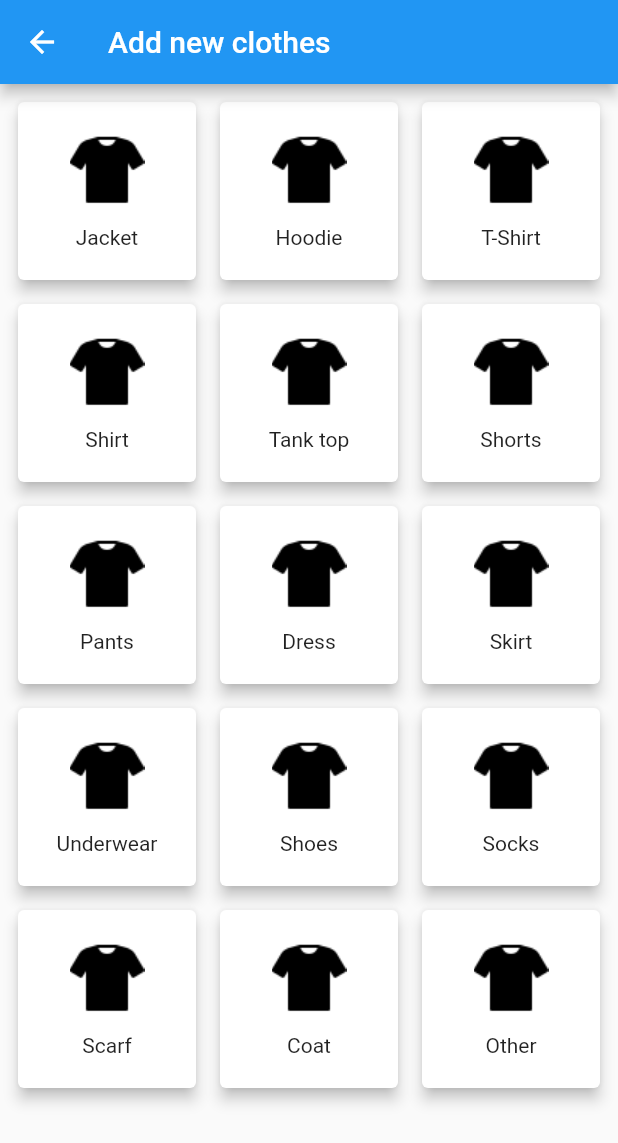
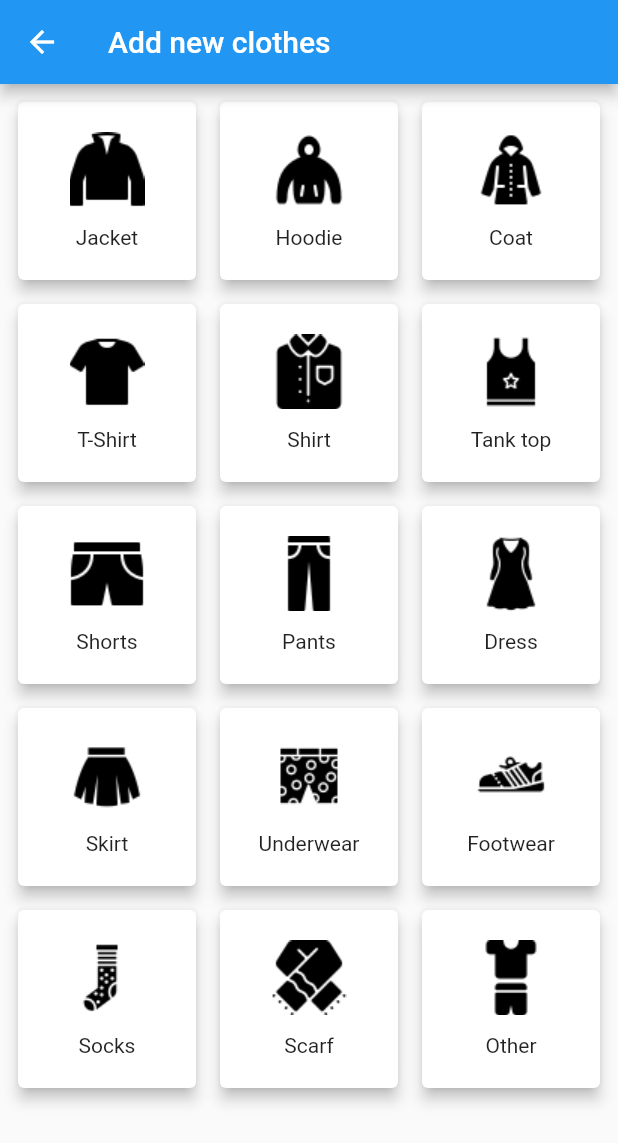
Before and after one commit to audronf/wardrobe-app, a Flutter app: the AddClothes screen opened directly, on a phone screen of 412 x 824 dp. Shown: the top 1143 px of the screen. Run offline on Flutter 3.47's test engine with Material 2 defaults, Android fonts, the phone set to English and light mode, and no system bars.

Commit message:
Updated icons for every clothes category (#3)

```diff
--- a/lib/add_clothes.dart
+++ b/lib/add_clothes.dart
@@ -1,7 +1,5 @@
 import 'package:flutter/material.dart';
-
 import 'components/clothes_category.dart';
-
 class AddClothes extends StatelessWidget {
   const AddClothes({super.key});
 
@@ -12,23 +10,23 @@ class AddClothes extends StatelessWidget {
           title: const Text('Add new clothes'),
         ),
         body: Container(
-            padding: EdgeInsets.all(8),
-            child: GridView.count(crossAxisCount: 3, mainAxisSpacing: 8, crossAxisSpacing: 8, children: <Widget>[
-              ClothesCategory(image: 'assets/ic_tshirt.png', text: 'Jacket'),
-              ClothesCategory(image: 'assets/ic_tshirt.png', text: 'Hoodie'),
+            padding: const EdgeInsets.all(8),
+            child: GridView.count(crossAxisCount: 3, mainAxisSpacing: 8, crossAxisSpacing: 8, children: const <Widget>[
+              ClothesCategory(image: 'assets/ic_jacket.png', text: 'Jacket'),
+              ClothesCategory(image: 'assets/ic_hoodie.png', text: 'Hoodie'),
+              ClothesCategory(image: 'assets/ic_coat.png', text: 'Coat'),
               ClothesCategory(image: 'assets/ic_tshirt.png', text: 'T-Shirt'),
-              ClothesCategory(image: 'assets/ic_tshirt.png', text: 'Shirt'),
-              ClothesCategory(image: 'assets/ic_tshirt.png', text: 'Tank top'),
-              ClothesCategory(image: 'assets/ic_tshirt.png', text: 'Shorts'),
-              ClothesCategory(image: 'assets/ic_tshirt.png', text: 'Pants'),
-              ClothesCategory(image: 'assets/ic_tshirt.png', text: 'Dress'),
-              ClothesCategory(image: 'assets/ic_tshirt.png', text: 'Skirt'),
-              ClothesCategory(image: 'assets/ic_tshirt.png', text: 'Underwear'),
-              ClothesCategory(image: 'assets/ic_tshirt.png', text: 'Shoes'),
-              ClothesCategory(image: 'assets/ic_tshirt.png', text: 'Socks'),
-              ClothesCategory(image: 'assets/ic_tshirt.png', text: 'Scarf'),
-              ClothesCategory(image: 'assets/ic_tshirt.png', text: 'Coat'),
-              ClothesCategory(image: 'assets/ic_tshirt.png', text: 'Other'),
+              ClothesCategory(image: 'assets/ic_shirt.png', text: 'Shirt'),
+              ClothesCategory(image: 'assets/ic_tank_top.png', text: 'Tank top'),
+              ClothesCategory(image: 'assets/ic_shorts.png', text: 'Shorts'),
+              ClothesCategory(image: 'assets/ic_pants.png', text: 'Pants'),
+              ClothesCategory(image: 'assets/ic_dress.png', text: 'Dress'),
+              ClothesCategory(image: 'assets/ic_skirt.png', text: 'Skirt'),
+              ClothesCategory(image: 'assets/ic_underwear.png', text: 'Underwear'),
+              ClothesCategory(image: 'assets/ic_footwear.png', text: 'Footwear'),
+              ClothesCategory(image: 'assets/ic_socks.png', text: 'Socks'),
+              ClothesCategory(image: 'assets/ic_scarf.png', text: 'Scarf'),
+              ClothesCategory(image: 'assets/ic_other.png', text: 'Other'),
             ])));
   }
 }
```
Also changed, not shown: assets/ic_coat.png (added), assets/ic_dress.png (added), assets/ic_footwear.png (added), assets/ic_hoodie.png (added), assets/ic_jacket.png (added), assets/ic_other.png (added), assets/ic_pants.png (added), assets/ic_scarf.png (added), assets/ic_shirt.png (added), assets/ic_shorts.png (added), assets/ic_skirt.png (added), assets/ic_socks.png (added), assets/ic_tank_top.png (added), assets/ic_underwear.png (added).
